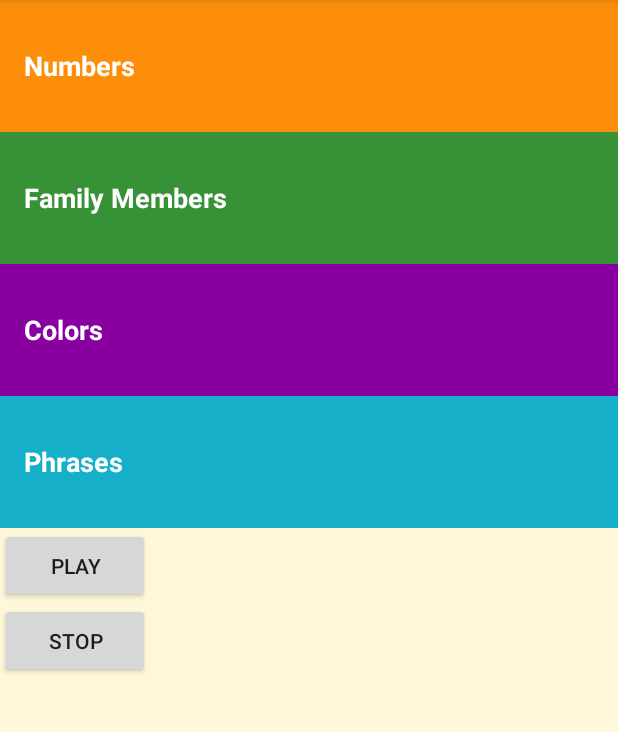
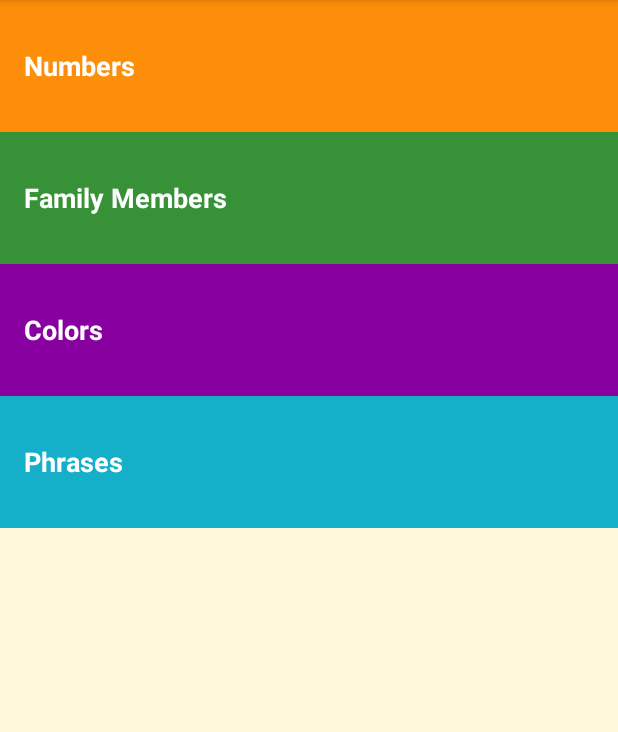
Before and after one commit to Chorri21/LangApp, an Android app: the screen it shows after launch (MainActivity), on a phone screen of 412 x 824 dp, the part 84-816 px from its top. Run offline under Robolectric (Android 15) with nearby library versions, the light colour scheme and no system bars.

```diff
--- a/app/src/main/java/com/example/android/miwok/ColorsActivity.java
+++ b/app/src/main/java/com/example/android/miwok/ColorsActivity.java
@@ -34,8 +34,4 @@ public class ColorsActivity extends AppCompatActivity {
         //layout.setBackgroundColor(getResources().getColor(R.color.category_colors));
         //layout.setBackgroundColor(Color.parseColor("#8800A0"));
     }
-
-
-
-
 }
--- a/app/src/main/java/com/example/android/miwok/MainActivity.java
+++ b/app/src/main/java/com/example/android/miwok/MainActivity.java
@@ -26,6 +26,9 @@ import android.widget.Button;
 import android.widget.TextView;
 
 public class MainActivity extends AppCompatActivity {
+    // Have a global private MediaPlayer
+    private MediaPlayer mediaPlayer;
+
 
     @Override
     protected void onCreate(Bundle savedInstanceState) {
@@ -33,17 +36,29 @@ public class MainActivity extends AppCompatActivity {
 
         // Set the content of the activity to use the activity_main.xml layout file
         setContentView(R.layout.activity_main);
+
+        /*
+        // Media player
         Button playButton = (Button) findViewById(R.id.play_button);
         Button stopButton = (Button) findViewById(R.id.stop_button);
 
-        MediaPlayer mediaPlayer = new MediaPlayer(R.id.muse);
-
+        mediaPlayer = MediaPlayer.create(this, R.raw.ring);
+        //mediaPlayer.start();
         playButton.setOnClickListener(new View.OnClickListener() {
             @Override
             public void onClick(View v) {
                 mediaPlayer.start();
             }
         });
+
+        stopButton.setOnClickListener(new View.OnClickListener() {
+            @Override
+            public void onClick(View v) {
+                mediaPlayer.pause();
+            }
+        });
+        */
+
         }
 
 
--- a/app/src/main/java/com/example/android/miwok/WordAdapter.java
+++ b/app/src/main/java/com/example/android/miwok/WordAdapter.java
@@ -2,6 +2,7 @@ package com.example.android.miwok;
 
 import android.app.Activity;
 import android.media.Image;
+import android.media.MediaPlayer;
 import android.support.annotation.NonNull;
 import android.support.annotation.Nullable;
 import android.support.v4.content.ContextCompat;
@@ -17,6 +18,8 @@ import java.util.ArrayList;
 
 public class WordAdapter extends ArrayAdapter<Word> {
     private int mColorResourceId;
+    private MediaPlayer mediaPlayer;
+
     // My Code
     public WordAdapter(Activity context, ArrayList<Word> words, int colorResourceId) {
         // Here, we initialize the ArrayAdapter's internal storage for the context and the list.
--- a/app/src/main/res/layout/activity_main.xml
+++ b/app/src/main/res/layout/activity_main.xml
@@ -50,16 +50,4 @@
         android:text="@string/category_phrases"
         android:onClick="openPhrases"/>
 
-    <Button
-        android:id="@+id/play_button"
-        android:layout_width="100dp"
-        android:layout_height="50dp"
-        android:text="Play"/>
-
-    <Button
-        android:id="@+id/stop_button"
-        android:layout_width="100dp"
-        android:layout_height="50dp"
-        android:text="Stop"/>
-
 </LinearLayout>
--- a/build.gradle
+++ b/build.gradle
@@ -10,7 +10,7 @@ buildscript {
         google()
     }
     dependencies {
-        classpath 'com.android.tools.build:gradle:3.4.2'
+        classpath 'com.android.tools.build:gradle:3.6.1'
 
         // NOTE: Do not place your application dependencies here; they belong
         // in the individual module build.gradle files
```
Also changed, not shown: app/src/main/java/com/example/android/miwok/NumbersActivity.java (+20 -7 lines), app/src/main/java/com/example/android/miwok/Word.java (+9 -2 lines), gradle/wrapper/gradle-wrapper.properties.
